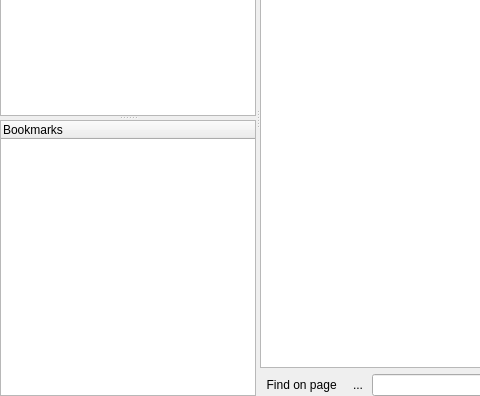
Qt form src/laybasic/laybasic/BrowserPanel.ui (KLayout/klayout) before a commit; both pictures show x 0 to 480 and y 184 to 580 of the 826 by 580 pixel window.
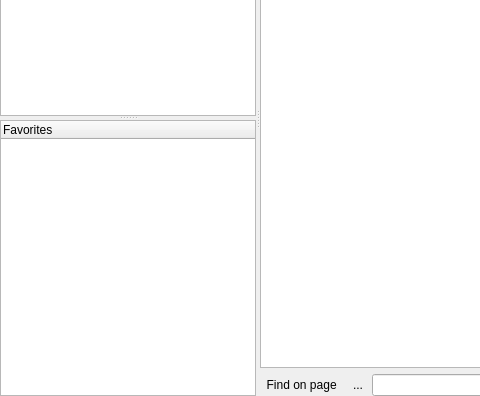
The same form after that commit. Icons and pictures are not drawn. Custom widgets are drawn as their Qt base class.

Commit message: Help dialog: bookmarks are persisted now.

Patch:
```diff
--- a/src/laybasic/laybasic/BrowserPanel.ui
+++ b/src/laybasic/laybasic/BrowserPanel.ui
@@ -142,7 +142,7 @@
              </property>
              <column>
               <property name="text">
-               <string>Bookmarks</string>
+               <string>Favorites</string>
               </property>
              </column>
             </widget>
```
Left out of the diff: 7 changed lines with no effect on the pictures. The commit also changes 6 other files.
